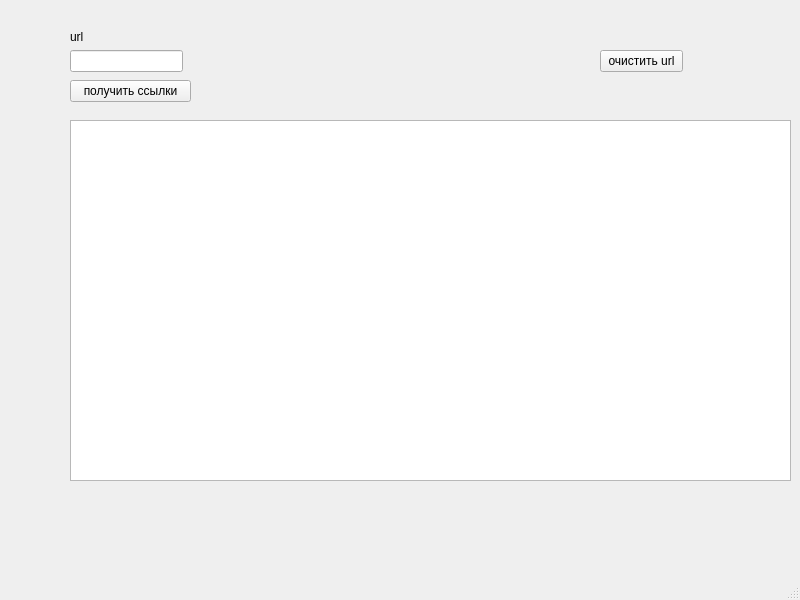
First picture: the form in mainwindow.ui, repository vcore486-afk/LiveTvGUI, before the edit.
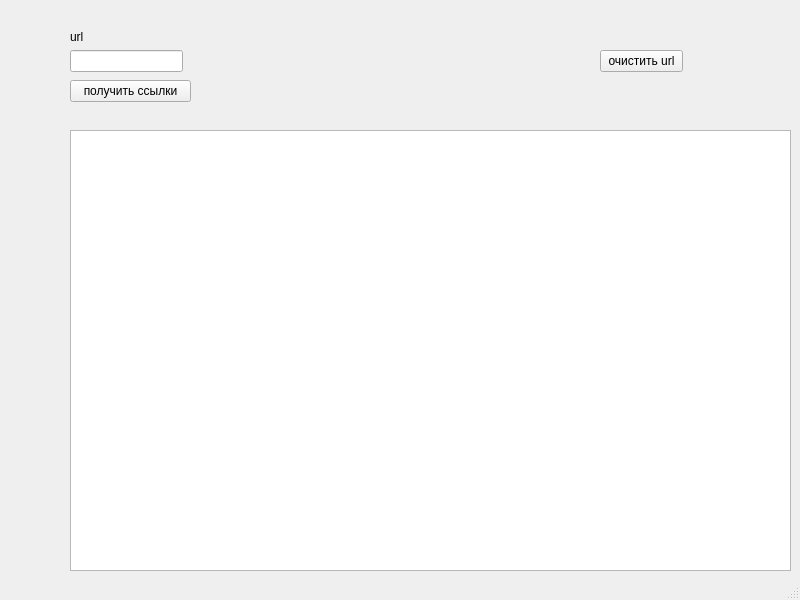
Second picture: the form after the edit.

Commit message: переименовано: ,gitignore -> .gitignore 	изменено:      mainwindow.cpp 	изменено:      mainwindow.h 	изменено:      mainwindow.ui

Patch:
```diff
--- a/mainwindow.ui
+++ b/mainwindow.ui
@@ -50,16 +50,6 @@
      <string>получить ссылки</string>
     </property>
    </widget>
-   <widget class="QTextEdit" name="textEdit">
-    <property name="geometry">
-     <rect>
-      <x>70</x>
-      <y>120</y>
-      <width>721</width>
-      <height>361</height>
-     </rect>
-    </property>
-   </widget>
    <widget class="QPushButton" name="pushButton_clearurl">
     <property name="geometry">
      <rect>
@@ -73,6 +63,16 @@
      <string>очистить url</string>
     </property>
    </widget>
+   <widget class="QTextBrowser" name="textEdit">
+    <property name="geometry">
+     <rect>
+      <x>70</x>
+      <y>130</y>
+      <width>721</width>
+      <height>441</height>
+     </rect>
+    </property>
+   </widget>
   </widget>
   <widget class="QMenuBar" name="menubar">
    <property name="geometry">
```
Left out of the diff: 2 changed lines with no effect on the pictures. The commit also changes 3 other files.
